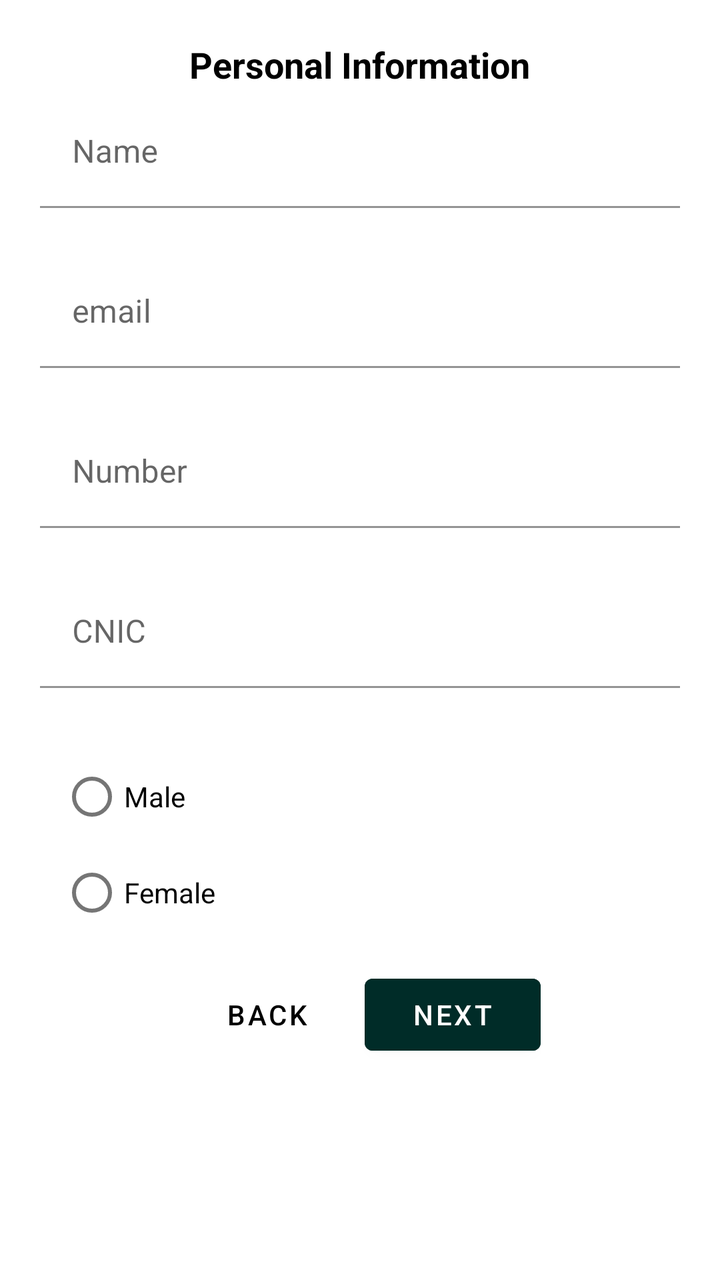
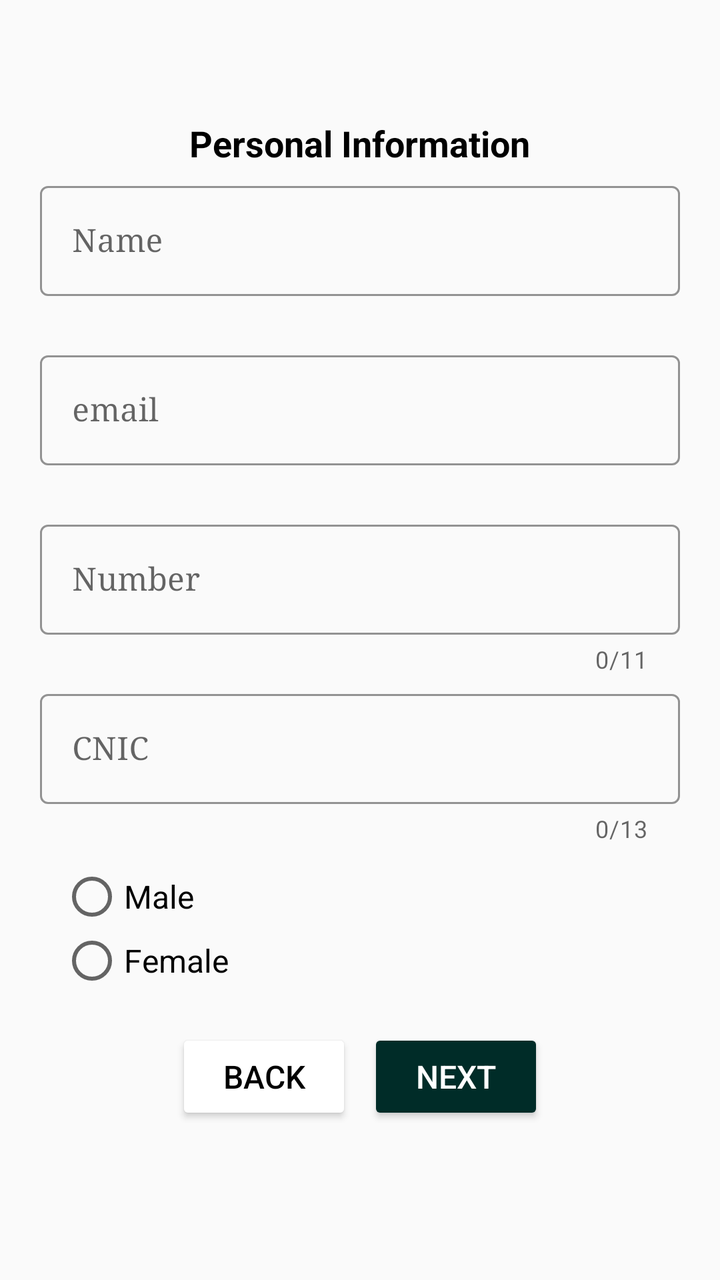

The first picture is an Android layout as it rendered before a commit; the second is the same layout after the commit. The layout source and the unified diff follow.
<!-- AndroidManifest.xml: application theme Theme.LawAdvat -->
<!-- res/layout/fragment_first.xml -->
<?xml version="1.0" encoding="utf-8"?>
<androidx.appcompat.widget.LinearLayoutCompat xmlns:android="http://schemas.android.com/apk/res/android"
    xmlns:app="http://schemas.android.com/apk/res-auto"
    xmlns:tools="http://schemas.android.com/tools"
    android:layout_width="match_parent"
    android:layout_height="match_parent"
    tools:context=".ui.become.FirstFragment">

    <ScrollView
        android:layout_width="match_parent"
        android:layout_height="match_parent">
        <LinearLayout
            android:layout_width="match_parent"
            android:layout_height="wrap_content"
            android:layout_margin="10dp"
            android:elevation="5dp"
            android:orientation="vertical"
            android:padding="10dp"
            tools:ignore="MissingConstraints">

            <TextView
                android:layout_width="wrap_content"
                android:layout_height="wrap_content"
                android:layout_gravity="center"
                android:text="Personal Information"
                android:textColor="@color/black"
                android:textSize="18sp"
                android:textStyle="bold" />

            <com.google.android.material.textfield.TextInputLayout
                android:id="@+id/layout_name"
                android:layout_width="match_parent"
                android:layout_height="match_parent"
                android:layout_marginTop="04dp"
                app:errorEnabled="true">

                <com.google.android.material.textfield.TextInputEditText
                    android:id="@+id/item_name"
                    android:layout_width="match_parent"
                    android:layout_height="wrap_content"
                    android:background="@color/white"
                    android:hint="Name"
                    android:inputType="text"
                    tools:ignore="HardcodedText" />
            </com.google.android.material.textfield.TextInputLayout>

            <com.google.android.material.textfield.TextInputLayout
                android:id="@+id/layout_email"
                android:layout_width="match_parent"
                android:layout_height="match_parent"
                android:layout_marginTop="04dp"
                app:errorEnabled="true">

                <com.google.android.material.textfield.TextInputEditText
                    android:id="@+id/item_email"
                    android:layout_width="match_parent"
                    android:layout_height="wrap_content"
                    android:background="@color/white"
                    android:hint="email"
                    android:inputType="numberDecimal" />
            </com.google.android.material.textfield.TextInputLayout>

            <com.google.android.material.textfield.TextInputLayout
                android:id="@+id/layout_number"
                android:layout_width="match_parent"
                android:layout_height="match_parent"
                android:layout_marginTop="04dp"
                app:errorEnabled="true">

                <com.google.android.material.textfield.TextInputEditText
                    android:id="@+id/item_cost"
                    android:layout_width="match_parent"
                    android:layout_height="wrap_content"
                    android:background="@color/white"
                    android:hint="Number"
                    android:inputType="numberDecimal" />
            </com.google.android.material.textfield.TextInputLayout>

            <com.google.android.material.textfield.TextInputLayout
                android:id="@+id/cnic_layout"
                android:layout_width="match_parent"
                android:layout_height="wrap_content"
                android:layout_marginTop="04dp"
                app:endIconCheckable="true"
                app:endIconMode="custom"
                app:endIconTint="@color/black"
                app:errorEnabled="true">

                <com.google.android.material.textfield.TextInputEditText
                    android:id="@+id/item_cnic"
                    android:layout_width="match_parent"
                    android:layout_height="wrap_content"
                    android:background="@color/white"
                    android:hint="CNIC"
                    android:inputType="numberDecimal" />
            </com.google.android.material.textfield.TextInputLayout>

            <RadioGroup
                android:id="@+id/radio_group"
                android:layout_width="wrap_content"
                android:layout_height="wrap_content"
                android:padding="10dp">

                <RadioButton
                    android:id="@+id/each_radio"
                    android:layout_width="wrap_content"
                    android:layout_height="wrap_content"
                    android:text="Male" />

                <RadioButton
                    android:id="@+id/weight_radio"
                    android:layout_width="wrap_content"
                    android:layout_height="wrap_content"
                    android:text="Female"
                    />

            </RadioGroup>

            <LinearLayout
                android:layout_width="wrap_content"
                android:layout_height="wrap_content"
                android:layout_gravity="center"
                android:padding="08dp"
                android:orientation="horizontal">
                <Button
                    android:id="@+id/back_btn"
                    android:layout_width="wrap_content"
                    android:layout_height="wrap_content"
                    android:layout_gravity="center"
                    android:layout_marginBottom="10dp"
                    android:background="@drawable/buttonradius"
                    android:backgroundTint="@color/white"
                    android:text="Back"
                    android:textColor="@color/black"
                    tools:targetApi="lollipop" />
                <Button
                    android:id="@+id/save_btn"
                    android:layout_marginLeft="05dp"
                    android:layout_width="wrap_content"
                    android:layout_height="wrap_content"
                    android:layout_gravity="center"
                    android:layout_marginBottom="10dp"
                    android:backgroundTint="#002C28"
                    android:text="Next"
                    android:textColor="@color/white"
                    tools:targetApi="lollipop" />
            </LinearLayout>
        </LinearLayout>
    </ScrollView>
</androidx.appcompat.widget.LinearLayoutCompat>
<!-- resources referenced by this layout -->
<resources>
  <color name="black">#FF000000</color>
  <color name="white">#FFFFFFFF</color>
  <!-- drawable buttonradius (drawable) -->
  <?xml version="1.0" encoding="utf-8"?>
  <shape xmlns:android="http://schemas.android.com/apk/res/android">
  <corners
      android:radius="20dp"/>
  </shape>
  <style name="Theme.LawAdvat" parent="Theme.MaterialComponents.DayNight.DarkActionBar">
          
          <item name="colorPrimary">@color/white</item>
          <item name="colorPrimaryVariant">#FFFFFF</item>
          <item name="colorOnPrimary">#009688</item>
          
          <item name="colorSecondary">@color/teal_200</item>
          <item name="colorSecondaryVariant">@color/teal_700</item>
          <item name="colorOnSecondary">#FFFFFF</item>
          
          <item name="android:statusBarColor">#FFFFFF</item>
          
          <item name="titleTextStyle">@color/black</item>
      </style>
  <color name="teal_200">#FF03DAC5</color>
  <color name="teal_700">#FF018786</color>
</resources>

<!-- the commit's change to res/layout/fragment_first.xml (unified diff, before → after) -->
@@ -16,6 +16,7 @@
             android:elevation="5dp"
             android:orientation="vertical"
             android:padding="10dp"
+            android:layout_gravity="center"
             tools:ignore="MissingConstraints">
 
             <TextView
@@ -32,13 +33,16 @@
                 android:layout_width="match_parent"
                 android:layout_height="match_parent"
                 android:layout_marginTop="04dp"
-                app:errorEnabled="true">
+                app:errorEnabled="true"
+                style="@style/Widget.MaterialComponents.TextInputLayout.OutlinedBox"
+                app:hintTextColor="@color/teal_700"
+                app:boxStrokeColor="@color/teal_700"
+                tools:ignore="UnusedAttribute">
 
                 <com.google.android.material.textfield.TextInputEditText
                     android:id="@+id/item_name"
                     android:layout_width="match_parent"
                     android:layout_height="wrap_content"
-                    android:background="@color/white"
                     android:hint="Name"
                     android:inputType="text"
                     tools:ignore="HardcodedText" />
@@ -49,15 +53,18 @@
                 android:layout_width="match_parent"
                 android:layout_height="match_parent"
                 android:layout_marginTop="04dp"
-                app:errorEnabled="true">
+                app:errorEnabled="true"
+                style="@style/Widget.MaterialComponents.TextInputLayout.OutlinedBox"
+                app:hintTextColor="@color/teal_700"
+                app:boxStrokeColor="@color/teal_700"
+                tools:ignore="UnusedAttribute">
 
                 <com.google.android.material.textfield.TextInputEditText
                     android:id="@+id/item_email"
                     android:layout_width="match_parent"
                     android:layout_height="wrap_content"
-                    android:background="@color/white"
                     android:hint="email"
-                    android:inputType="numberDecimal" />
+                    android:inputType="text" />
             </com.google.android.material.textfield.TextInputLayout>
 
             <com.google.android.material.textfield.TextInputLayout
@@ -65,13 +72,18 @@
                 android:layout_width="match_parent"
                 android:layout_height="match_parent"
                 android:layout_marginTop="04dp"
-                app:errorEnabled="true">
+                app:counterEnabled="true"
+                app:counterMaxLength="11"
+                app:errorEnabled="true"
+                style="@style/Widget.MaterialComponents.TextInputLayout.OutlinedBox"
+                app:hintTextColor="@color/teal_700"
+                app:boxStrokeColor="@color/teal_700"
+                tools:ignore="UnusedAttribute">
 
                 <com.google.android.material.textfield.TextInputEditText
-                    android:id="@+id/item_cost"
+                    android:id="@+id/item_number"
                     android:layout_width="match_parent"
                     android:layout_height="wrap_content"
-                    android:background="@color/white"
                     android:hint="Number"
                     android:inputType="numberDecimal" />
             </com.google.android.material.textfield.TextInputLayout>
@@ -79,18 +91,20 @@
             <com.google.android.material.textfield.TextInputLayout
                 android:id="@+id/cnic_layout"
                 android:layout_width="match_parent"
-                android:layout_height="wrap_content"
+                android:layout_height="match_parent"
                 android:layout_marginTop="04dp"
-                app:endIconCheckable="true"
-                app:endIconMode="custom"
-                app:endIconTint="@color/black"
-                app:errorEnabled="true">
+                app:counterEnabled="true"
+                app:counterMaxLength="13"
+                app:errorEnabled="true"
+                style="@style/Widget.MaterialComponents.TextInputLayout.OutlinedBox"
+                app:hintTextColor="@color/teal_700"
+                app:boxStrokeColor="@color/teal_700"
+                tools:ignore="UnusedAttribute">
 
                 <com.google.android.material.textfield.TextInputEditText
                     android:id="@+id/item_cnic"
                     android:layout_width="match_parent"
                     android:layout_height="wrap_content"
-                    android:background="@color/white"
                     android:hint="CNIC"
                     android:inputType="numberDecimal" />
             </com.google.android.material.textfield.TextInputLayout>
@@ -102,13 +116,13 @@
                 android:padding="10dp">
 
                 <RadioButton
-                    android:id="@+id/each_radio"
+                    android:id="@+id/male"
                     android:layout_width="wrap_content"
                     android:layout_height="wrap_content"
                     android:text="Male" />
 
                 <RadioButton
-                    android:id="@+id/weight_radio"
+                    android:id="@+id/female"
                     android:layout_width="wrap_content"
                     android:layout_height="wrap_content"
                     android:text="Female"
@@ -122,28 +136,27 @@
                 android:layout_gravity="center"
                 android:padding="08dp"
                 android:orientation="horizontal">
+
                 <Button
                     android:id="@+id/back_btn"
                     android:layout_width="wrap_content"
                     android:layout_height="wrap_content"
-                    android:layout_gravity="center"
+                    android:layout_marginEnd="04dp"
                     android:layout_marginBottom="10dp"
-                    android:background="@drawable/buttonradius"
                     android:backgroundTint="@color/white"
+                    android:shadowColor="@color/black"
                     android:text="Back"
-                    android:textColor="@color/black"
-                    tools:targetApi="lollipop" />
+                    android:textColor="@color/black" />
                 <Button
                     android:id="@+id/save_btn"
-                    android:layout_marginLeft="05dp"
+                    android:layout_marginStart="04dp"
                     android:layout_width="wrap_content"
                     android:layout_height="wrap_content"
-                    android:layout_gravity="center"
                     android:layout_marginBottom="10dp"
                     android:backgroundTint="#002C28"
                     android:text="Next"
                     android:textColor="@color/white"
-                    tools:targetApi="lollipop" />
+                     />
             </LinearLayout>
         </LinearLayout>
     </ScrollView>
<!-- resource entries referenced after the edit -->
@@ -2,13 +2,7 @@
 <resources>
   <color name="black">#FF000000</color>
   <color name="white">#FFFFFFFF</color>
-  <!-- drawable buttonradius (drawable) -->
-  <?xml version="1.0" encoding="utf-8"?>
-  <shape xmlns:android="http://schemas.android.com/apk/res/android">
-  <corners
-      android:radius="20dp"/>
-  </shape>
-  <style name="Theme.LawAdvat" parent="Theme.MaterialComponents.DayNight.DarkActionBar">
+  <style name="Theme.LawAdvat" parent="Theme.MaterialComponents.DayNight.DarkActionBar.Bridge">
           
           <item name="colorPrimary">@color/white</item>
           <item name="colorPrimaryVariant">#FFFFFF</item>
@@ -20,7 +14,9 @@
           
           <item name="android:statusBarColor">#FFFFFF</item>
           
-          <item name="titleTextStyle">@color/black</item>
+          <item name="titleTextColor">@color/black</item>
+          <item name="fontFamily">serif</item>
+          <item name="android:textSize">16sp</item>
       </style>
   <color name="teal_200">#FF03DAC5</color>
   <color name="teal_700">#FF018786</color>
